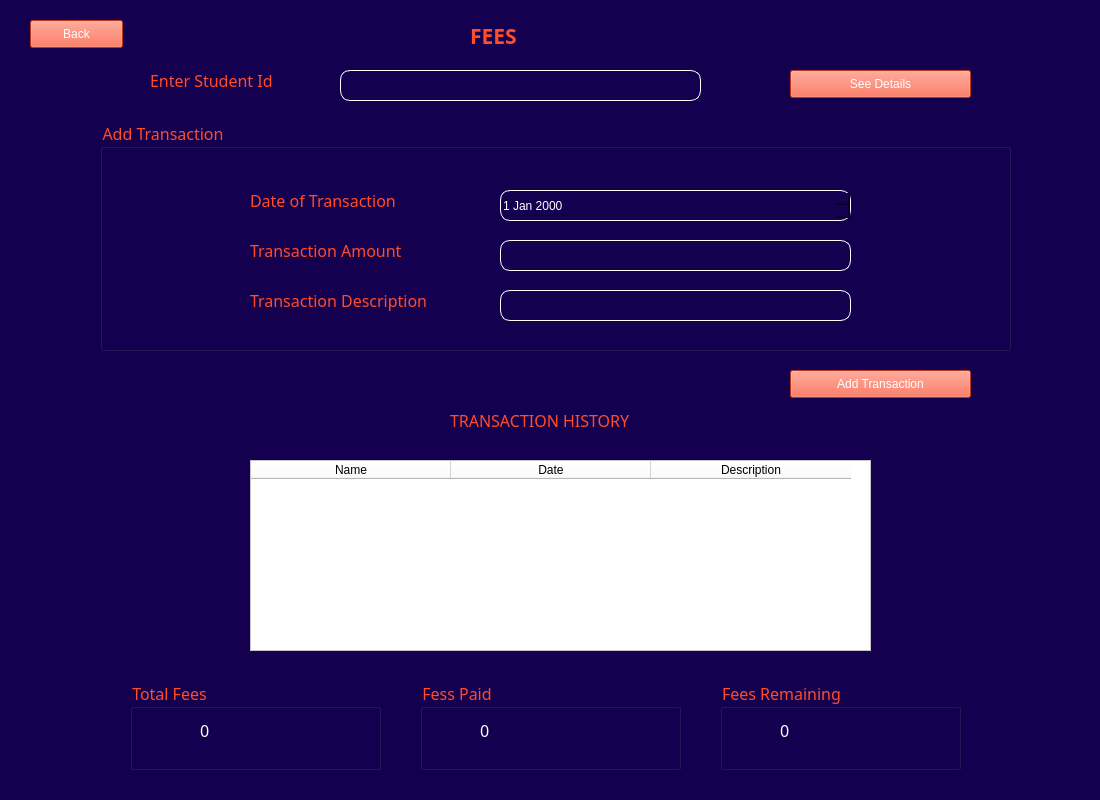
darkshadow251/dbms_project, file Fees.ui: the form before one commit.
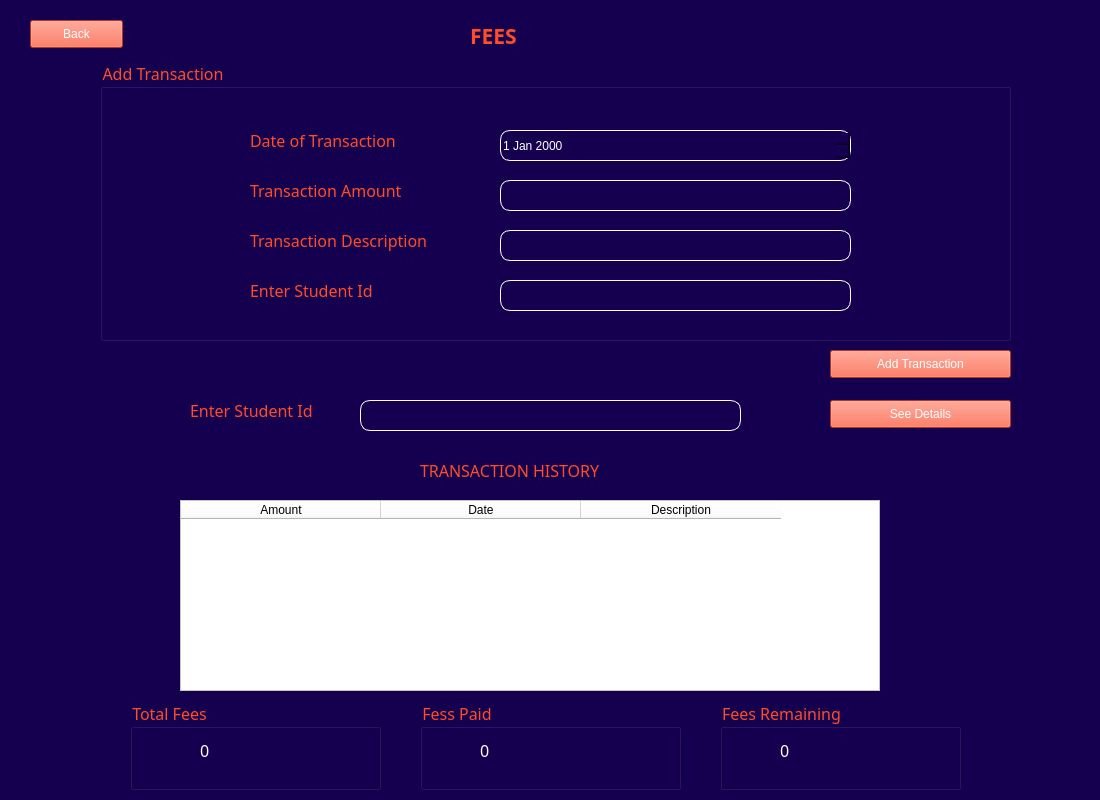
The form after the commit.

The edit to the form file:
```diff
--- a/Fees.ui
+++ b/Fees.ui
@@ -61,8 +61,8 @@
    <widget class="QPushButton" name="SeeDetailsButton">
     <property name="geometry">
      <rect>
-      <x>790</x>
-      <y>70</y>
+      <x>830</x>
+      <y>400</y>
       <width>181</width>
       <height>28</height>
      </rect>
@@ -74,8 +74,8 @@
    <widget class="QLabel" name="label">
     <property name="geometry">
      <rect>
-      <x>150</x>
-      <y>60</y>
+      <x>190</x>
+      <y>390</y>
       <width>151</width>
       <height>41</height>
      </rect>
@@ -96,9 +96,9 @@
    <widget class="QLineEdit" name="lineEdit">
     <property name="geometry">
      <rect>
-      <x>340</x>
-      <y>70</y>
-      <width>361</width>
+      <x>360</x>
+      <y>400</y>
+      <width>381</width>
       <height>31</height>
      </rect>
     </property>
@@ -120,9 +120,9 @@
    <widget class="QTableWidget" name="tableWidget">
     <property name="geometry">
      <rect>
-      <x>250</x>
-      <y>460</y>
-      <width>621</width>
+      <x>180</x>
+      <y>500</y>
+      <width>700</width>
       <height>191</height>
      </rect>
     </property>
@@ -134,7 +134,7 @@
     </attribute>
     <column>
      <property name="text">
-      <string>Name</string>
+      <string>Amount</string>
      </property>
     </column>
     <column>
@@ -152,7 +152,7 @@
     <property name="geometry">
      <rect>
       <x>130</x>
-      <y>680</y>
+      <y>700</y>
       <width>251</width>
       <height>90</height>
      </rect>
@@ -196,7 +196,7 @@
     <property name="geometry">
      <rect>
       <x>420</x>
-      <y>680</y>
+      <y>700</y>
       <width>261</width>
       <height>90</height>
      </rect>
@@ -240,7 +240,7 @@
     <property name="geometry">
      <rect>
       <x>720</x>
-      <y>680</y>
+      <y>700</y>
       <width>241</width>
       <height>90</height>
      </rect>
@@ -284,9 +284,9 @@
     <property name="geometry">
      <rect>
       <x>100</x>
-      <y>120</y>
+      <y>60</y>
       <width>911</width>
-      <height>231</height>
+      <height>281</height>
      </rect>
     </property>
     <property name="font">
@@ -332,6 +332,12 @@
        <height>31</height>
       </rect>
      </property>
+     <property name="font">
+      <font>
+       <family>Gill Sans MT</family>
+       <pointsize>12</pointsize>
+      </font>
+     </property>
      <property name="styleSheet">
       <string notr="true">border : 1px solid white;
 border-radius : 10px;
@@ -409,6 +415,12 @@
        <height>31</height>
       </rect>
      </property>
+     <property name="font">
+      <font>
+       <family>Gill Sans MT</family>
+       <pointsize>12</pointsize>
+      </font>
+     </property>
      <property name="styleSheet">
       <string notr="true">border : 1px solid white;
 border-radius : 10px;
@@ -418,12 +430,90 @@
       <set>Qt::AlignCenter</set>
      </property>
     </widget>
+    <widget class="QLabel" name="error">
+     <property name="geometry">
+      <rect>
+       <x>400</x>
+       <y>40</y>
+       <width>331</width>
+       <height>21</height>
+      </rect>
+     </property>
+     <property name="styleSheet">
+      <string notr="true">color:rgb(255, 0, 0);</string>
+     </property>
+     <property name="text">
+      <string/>
+     </property>
+    </widget>
+    <widget class="QLabel" name="label_10">
+     <property name="geometry">
+      <rect>
+       <x>150</x>
+       <y>210</y>
+       <width>151</width>
+       <height>41</height>
+      </rect>
+     </property>
+     <property name="font">
+      <font>
+       <family>Gill Sans MT</family>
+       <pointsize>12</pointsize>
+      </font>
+     </property>
+     <property name="styleSheet">
+      <string notr="true">color:#FF4C29;</string>
+     </property>
+     <property name="text">
+      <string>Enter Student Id</string>
+     </property>
+    </widget>
+    <widget class="QLineEdit" name="idlineEdit_2">
+     <property name="geometry">
+      <rect>
+       <x>400</x>
+       <y>220</y>
+       <width>351</width>
+       <height>31</height>
+      </rect>
+     </property>
+     <property name="font">
+      <font>
+       <family>Gill Sans MT</family>
+       <pointsize>12</pointsize>
+      </font>
+     </property>
+     <property name="styleSheet">
+      <string notr="true">border : 1px solid white;
+border-radius : 10px;
+color : white;</string>
+     </property>
+     <property name="alignment">
+      <set>Qt::AlignCenter</set>
+     </property>
+    </widget>
+    <widget class="QLabel" name="Error">
+     <property name="geometry">
+      <rect>
+       <x>400</x>
+       <y>40</y>
+       <width>331</width>
+       <height>21</height>
+      </rect>
+     </property>
+     <property name="styleSheet">
+      <string notr="true">color:rgb(255, 0, 0);</string>
+     </property>
+     <property name="text">
+      <string/>
+     </property>
+    </widget>
    </widget>
    <widget class="QLabel" name="label_8">
     <property name="geometry">
      <rect>
-      <x>450</x>
-      <y>400</y>
+      <x>420</x>
+      <y>450</y>
       <width>331</width>
       <height>41</height>
      </rect>
@@ -444,8 +534,8 @@
    <widget class="QPushButton" name="AddTransactionButton">
     <property name="geometry">
      <rect>
-      <x>790</x>
-      <y>370</y>
+      <x>830</x>
+      <y>350</y>
       <width>181</width>
       <height>28</height>
      </rect>
```
Left out of the diff: 30 changed lines with no effect on the pictures.
